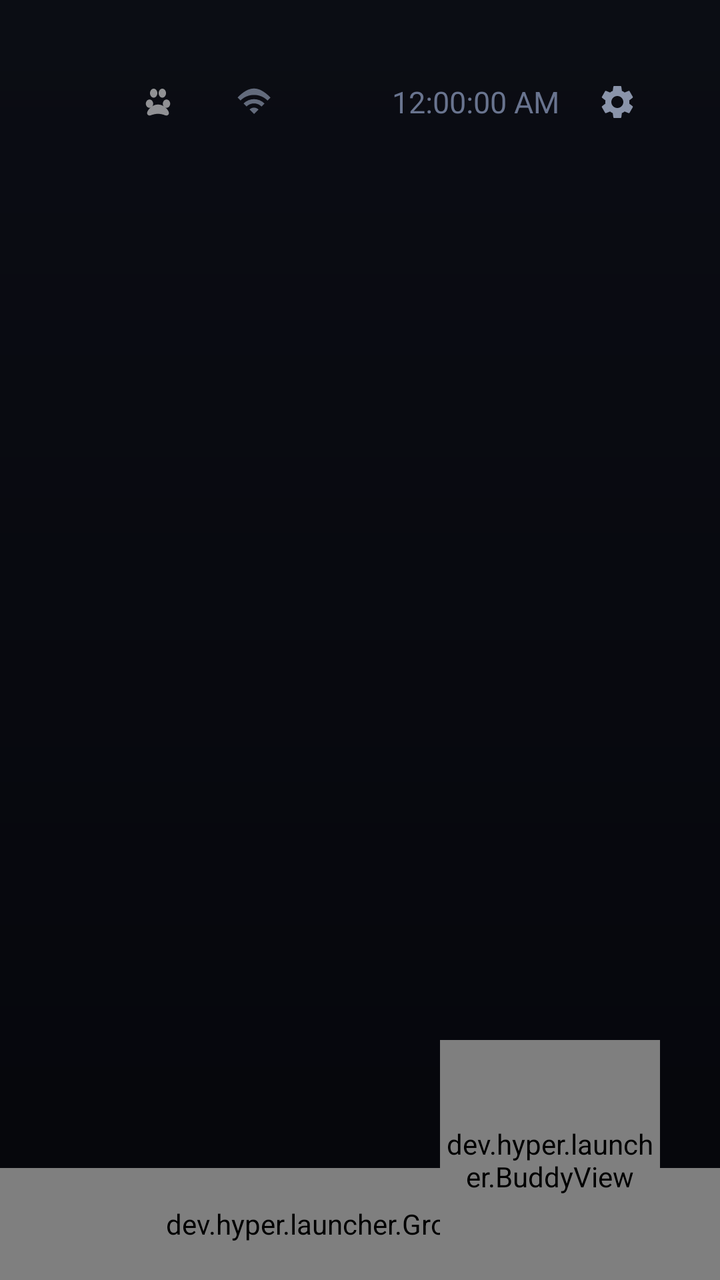
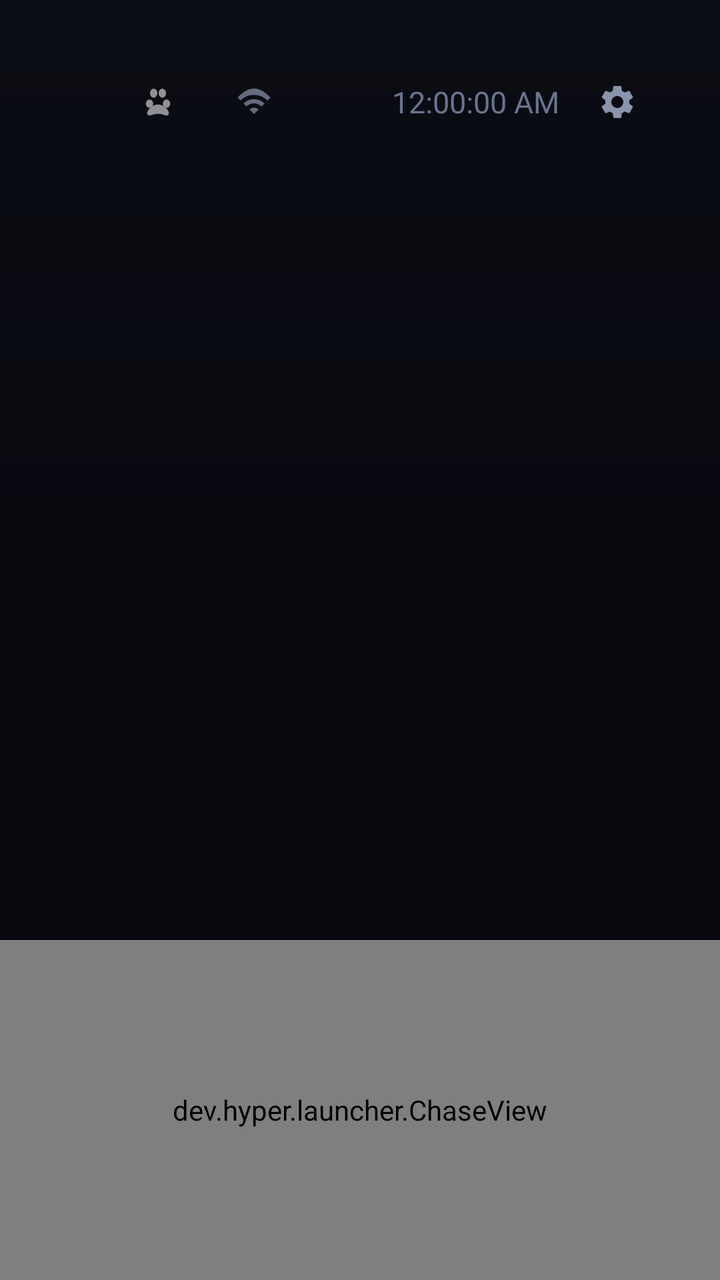

An Android layout rendered at two revisions. The XML below is the earlier revision; the diff shows what the commit changed to produce the second picture.
<!-- AndroidManifest.xml: application theme Theme.Hyper -->
<!-- res/layout/activity_home.xml -->
<?xml version="1.0" encoding="utf-8"?>
<FrameLayout xmlns:android="http://schemas.android.com/apk/res/android"
    android:layout_width="match_parent"
    android:layout_height="match_parent"
    android:clipChildren="false"
    android:clipToPadding="false">

    <LinearLayout
        android:layout_width="match_parent"
        android:layout_height="match_parent"
        android:orientation="vertical"
        android:clipChildren="false"
        android:clipToPadding="false"
        android:paddingStart="64dp"
        android:paddingEnd="64dp"
        android:paddingTop="36dp"
        android:paddingBottom="32dp">

        
        <LinearLayout
            android:layout_width="match_parent"
            android:layout_height="wrap_content"
            android:orientation="horizontal"
            android:gravity="center_vertical"
            android:layout_marginBottom="36dp">

            
            <ImageView
                android:id="@+id/launcherBtn"
                android:layout_width="30dp"
                android:layout_height="30dp"
                android:src="@drawable/ic_paw"
                android:alpha="0.55"
                android:padding="5dp"
                android:layout_marginEnd="14dp"
                android:focusable="true"
                android:clickable="true"
                android:contentDescription="Launcher settings" />

            <View
                android:layout_width="0dp"
                android:layout_height="1dp"
                android:layout_weight="1" />

            
            <LinearLayout
                android:id="@+id/wifiGroup"
                android:layout_width="wrap_content"
                android:layout_height="wrap_content"
                android:orientation="horizontal"
                android:gravity="center_vertical"
                android:paddingStart="10dp"
                android:paddingEnd="10dp"
                android:paddingTop="4dp"
                android:paddingBottom="4dp"
                android:focusable="true"
                android:clickable="true"
                android:layout_marginEnd="4dp">

                <ImageView
                    android:id="@+id/wifiIcon"
                    android:layout_width="18dp"
                    android:layout_height="18dp"
                    android:src="@drawable/ic_wifi"
                    android:alpha="0.7" />

                <TextView
                    android:id="@+id/ssid"
                    android:layout_width="wrap_content"
                    android:maxWidth="110dp"
                    android:layout_height="wrap_content"
                    android:layout_marginStart="8dp"
                    android:textColor="@color/text_dim"
                    android:textSize="13sp"
                    android:singleLine="true"
                    android:ellipsize="marquee"
                    android:marqueeRepeatLimit="marquee_forever"
                    android:focusable="true"
                    android:scrollHorizontally="true" />
            </LinearLayout>

            <TextView
                android:id="@+id/weather"
                android:layout_width="wrap_content"
                android:layout_height="wrap_content"
                android:textColor="@color/text_dim"
                android:textSize="14sp"
                android:layout_marginEnd="18dp"
                android:paddingStart="10dp"
                android:paddingEnd="10dp"
                android:paddingTop="4dp"
                android:paddingBottom="4dp"
                android:focusable="true"
                android:clickable="true"
                android:visibility="gone" />

            <TextView
                android:id="@+id/date"
                android:layout_width="wrap_content"
                android:layout_height="wrap_content"
                android:textColor="@color/text_dim"
                android:textSize="14sp"
                android:layout_marginEnd="18dp"
                android:paddingStart="10dp"
                android:paddingEnd="10dp"
                android:paddingTop="4dp"
                android:paddingBottom="4dp"
                android:focusable="true"
                android:clickable="true" />

            <TextClock
                android:id="@+id/clock"
                android:layout_width="wrap_content"
                android:layout_height="wrap_content"
                android:format12Hour="h:mm:ss a"
                android:format24Hour="H:mm:ss"
                android:textColor="@color/text_dim"
                android:textSize="15sp" />

            <ImageView
                android:id="@+id/settingsBtn"
                android:layout_width="30dp"
                android:layout_height="30dp"
                android:src="@drawable/ic_settings"
                android:padding="5dp"
                android:layout_marginStart="14dp"
                android:focusable="true"
                android:clickable="true"
                android:contentDescription="Settings" />
        </LinearLayout>

        
        <GridView
            android:id="@+id/grid"
            android:layout_width="match_parent"
            android:layout_height="0dp"
            android:layout_weight="1"
            android:numColumns="6"
            android:horizontalSpacing="18dp"
            android:verticalSpacing="18dp"
            android:layout_marginTop="28dp"
            android:stretchMode="columnWidth"
            android:scrollbars="none"
            android:overScrollMode="never"
            android:clipToPadding="false"
            android:clipChildren="false"
            android:listSelector="@android:color/transparent" />

        
        <TextView
            android:id="@+id/hint"
            android:layout_width="match_parent"
            android:layout_height="wrap_content"
            android:gravity="center"
            android:textColor="@color/text_dim"
            android:textSize="13sp"
            android:alpha="0"
            android:layout_marginTop="14dp" />
    </LinearLayout>

    
    <dev.hyper.launcher.GroundView
        android:id="@+id/ground"
        android:layout_width="match_parent"
        android:layout_height="56dp"
        android:layout_gravity="bottom" />

    
    <dev.hyper.launcher.BuddyView
        android:id="@+id/buddy"
        android:layout_width="110dp"
        android:layout_height="120dp"
        android:layout_gravity="bottom|end"
        android:layout_marginEnd="30dp" />
</FrameLayout>
<!-- resources referenced by this layout -->
<resources>
  <color name="text_dim">#69748F</color>
  <!-- drawable ic_paw (drawable) -->
  <vector xmlns:android="http://schemas.android.com/apk/res/android"
      android:width="24dp"
      android:height="24dp"
      android:viewportWidth="24"
      android:viewportHeight="24">
      <path
          android:fillColor="#FFFFFF"
          android:pathData="M12,13.5c-2.9,0 -5.4,2.1 -6.4,4.4 -0.6,1.4 0.6,2.6 2,2.1 1.7,-0.6 2.8,-0.9 4.4,-0.9s2.7,0.3 4.4,0.9c1.4,0.5 2.6,-0.7 2,-2.1 -1,-2.3 -3.5,-4.4 -6.4,-4.4z" />
      <path
          android:fillColor="#FFFFFF"
          android:pathData="M6.9,10.5c-1.2,0 -2.2,1.1 -2.2,2.5s1,2.5 2.2,2.5 2.2,-1.1 2.2,-2.5 -1,-2.5 -2.2,-2.5z" />
      <path
          android:fillColor="#FFFFFF"
          android:pathData="M17.1,10.5c-1.2,0 -2.2,1.1 -2.2,2.5s1,2.5 2.2,2.5 2.2,-1.1 2.2,-2.5 -1,-2.5 -2.2,-2.5z" />
      <path
          android:fillColor="#FFFFFF"
          android:pathData="M9.4,4c-1.2,0 -2.2,1.2 -2.2,2.7s1,2.7 2.2,2.7 2.2,-1.2 2.2,-2.7 -1,-2.7 -2.2,-2.7z" />
      <path
          android:fillColor="#FFFFFF"
          android:pathData="M14.6,4c-1.2,0 -2.2,1.2 -2.2,2.7s1,2.7 2.2,2.7 2.2,-1.2 2.2,-2.7 -1,-2.7 -2.2,-2.7z" />
  </vector>
  <!-- drawable ic_settings (drawable) -->
  <vector xmlns:android="http://schemas.android.com/apk/res/android"
      android:width="24dp" android:height="24dp"
      android:viewportWidth="24" android:viewportHeight="24">
      <path
          android:fillColor="#8A94AA"
          android:pathData="M19.14,12.94c0.04,-0.3 0.06,-0.61 0.06,-0.94c0,-0.32 -0.02,-0.64 -0.07,-0.94l2.03,-1.58c0.18,-0.14 0.23,-0.41 0.12,-0.61l-1.92,-3.32c-0.12,-0.22 -0.37,-0.29 -0.59,-0.22l-2.39,0.96c-0.5,-0.38 -1.03,-0.7 -1.62,-0.94L14.4,2.81c-0.04,-0.24 -0.24,-0.41 -0.48,-0.41h-3.84c-0.24,0 -0.43,0.17 -0.47,0.41L9.25,5.35C8.66,5.59 8.12,5.92 7.63,6.29L5.24,5.33c-0.22,-0.08 -0.47,0 -0.59,0.22L2.74,8.87C2.62,9.08 2.66,9.34 2.86,9.48l2.03,1.58C4.84,11.36 4.8,11.69 4.8,12s0.02,0.64 0.07,0.94l-2.03,1.58c-0.18,0.14 -0.23,0.41 -0.12,0.61l1.92,3.32c0.12,0.22 0.37,0.29 0.59,0.22l2.39,-0.96c0.5,0.38 1.03,0.7 1.62,0.94l0.36,2.54c0.05,0.24 0.24,0.41 0.48,0.41h3.84c0.24,0 0.44,-0.17 0.47,-0.41l0.36,-2.54c0.59,-0.24 1.13,-0.56 1.62,-0.94l2.39,0.96c0.22,0.08 0.47,0 0.59,-0.22l1.92,-3.32c0.12,-0.22 0.07,-0.47 -0.12,-0.61L19.14,12.94zM12,15.6c-1.98,0 -3.6,-1.62 -3.6,-3.6s1.62,-3.6 3.6,-3.6s3.6,1.62 3.6,3.6S13.98,15.6 12,15.6z" />
  </vector>
  <!-- drawable ic_wifi (drawable) -->
  <vector xmlns:android="http://schemas.android.com/apk/res/android"
      android:width="24dp" android:height="24dp"
      android:viewportWidth="24" android:viewportHeight="24">
      <path
          android:fillColor="#8A94AA"
          android:pathData="M1,9l2,2c4.97,-4.97 13.03,-4.97 18,0l2,-2C18.93,4.93 15.47,3 12,3S5.07,4.93 1,9zM9,17l3,3l3,-3c-1.65,-1.66 -4.34,-1.66 -6,0zM5,13l2,2c2.76,-2.76 7.24,-2.76 10,0l2,-2C15.14,9.14 8.87,9.14 5,13z" />
  </vector>
  <style name="Theme.Hyper" parent="android:Theme.Material.NoActionBar">
          <item name="android:windowBackground">@drawable/bg</item>
          <item name="android:windowFullscreen">true</item>
          <item name="android:statusBarColor">@android:color/transparent</item>
          <item name="android:navigationBarColor">@android:color/transparent</item>
          <item name="android:windowLayoutInDisplayCutoutMode">shortEdges</item>
      </style>
  <!-- drawable bg (drawable) -->
  <?xml version="1.0" encoding="utf-8"?>
  <shape xmlns:android="http://schemas.android.com/apk/res/android" android:shape="rectangle">
      <gradient
          android:angle="270"
          android:startColor="@color/bg_top"
          android:endColor="@color/bg_bottom"
          android:type="linear" />
  </shape>
  <color name="bg_top">#0B0D14</color>
  <color name="bg_bottom">#05060B</color>
</resources>

<!-- the commit's change to res/layout/activity_home.xml (unified diff, before → after) -->
@@ -172,4 +172,12 @@
         android:layout_height="120dp"
         android:layout_gravity="bottom|end"
         android:layout_marginEnd="30dp" />
+
+    
+    <dev.hyper.launcher.ChaseView
+        android:id="@+id/chase"
+        android:layout_width="match_parent"
+        android:layout_height="170dp"
+        android:layout_gravity="bottom"
+        android:importantForAccessibility="no" />
 </FrameLayout>
